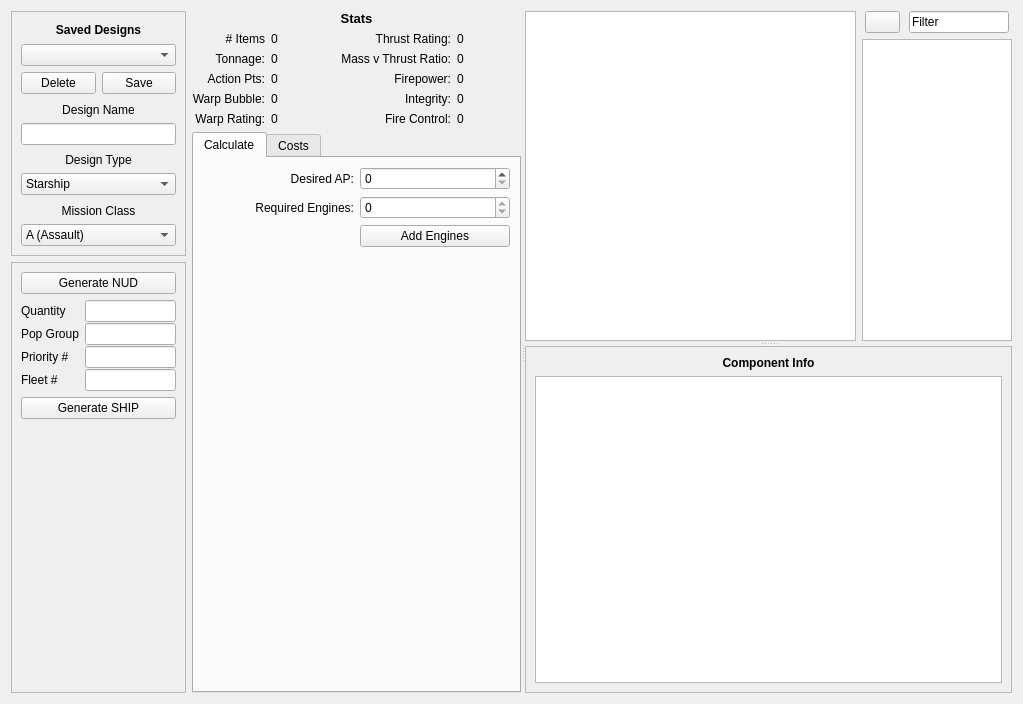
The window that ShipDesigner.ui (Ramblurr/SupernovaAssistant) describes before a commit, drawn with Qt 5.
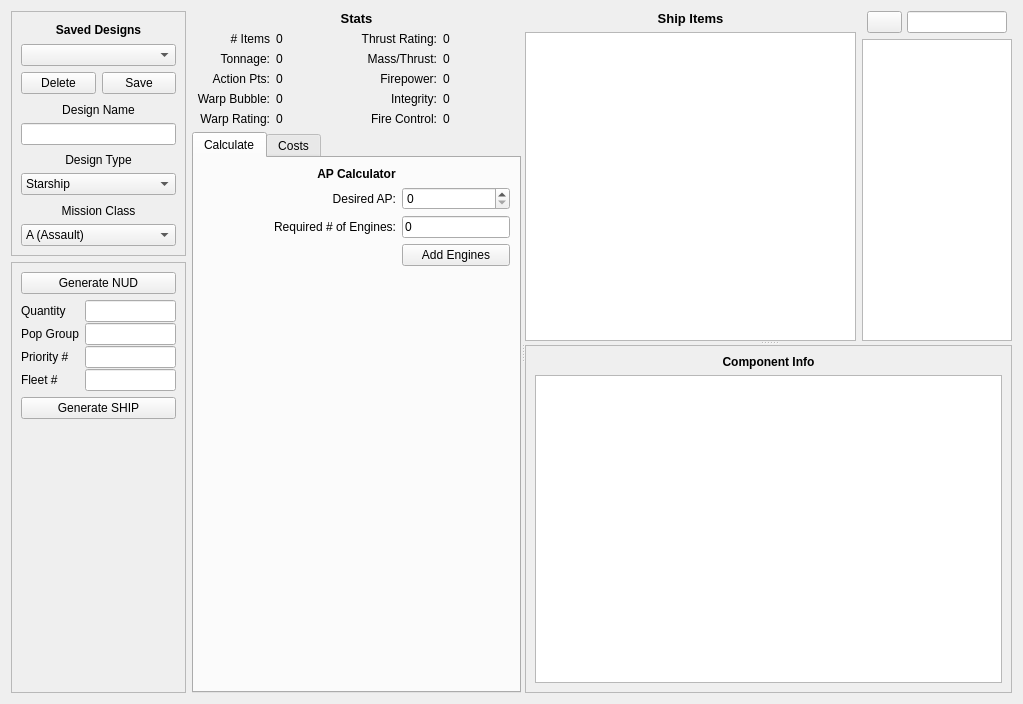
The same window after the commit. The open tabs and pages were chosen to show the change. Icons and pictures are not drawn.

Diff of the .ui file:
```diff
--- a/ShipDesigner.ui
+++ b/ShipDesigner.ui
@@ -13,7 +13,7 @@
   <property name="windowTitle">
    <string>Form</string>
   </property>
-  <layout class="QGridLayout" name="gridLayout">
+  <layout class="QGridLayout" name="gridLayout_5">
    <item row="0" column="0">
     <widget class="QFrame" name="frame">
      <property name="minimumSize">
@@ -331,7 +331,7 @@
          <item row="1" column="2">
           <widget class="QLabel" name="label_15">
            <property name="text">
-            <string>Mass v Thrust Ratio:</string>
+            <string>Mass/Thrust:</string>
            </property>
            <property name="alignment">
             <set>Qt::AlignRight|Qt::AlignTrailing|Qt::AlignVCenter</set>
@@ -425,7 +425,7 @@
            <string>Calculate</string>
           </attribute>
           <layout class="QGridLayout" name="gridLayout_4">
-           <item row="0" column="0">
+           <item row="1" column="0">
             <widget class="QLabel" name="label_4">
              <property name="text">
               <string>Desired AP:</string>
@@ -435,20 +435,26 @@
              </property>
             </widget>
            </item>
-           <item row="0" column="1">
+           <item row="1" column="1">
             <widget class="QSpinBox" name="desiredAPSpin"/>
            </item>
-           <item row="1" column="0">
+           <item row="2" column="0">
             <widget class="QLabel" name="label_17">
+             <property name="sizePolicy">
+              <sizepolicy hsizetype="MinimumExpanding" vsizetype="Preferred">
+               <horstretch>0</horstretch>
+               <verstretch>0</verstretch>
+              </sizepolicy>
+             </property>
              <property name="text">
-              <string>Required Engines:</string>
+              <string>Required # of Engines:</string>
              </property>
              <property name="alignment">
               <set>Qt::AlignRight|Qt::AlignTrailing|Qt::AlignVCenter</set>
              </property>
             </widget>
            </item>
-           <item row="4" column="1">
+           <item row="6" column="1">
             <spacer name="verticalSpacer_2">
              <property name="orientation">
               <enum>Qt::Vertical</enum>
@@ -461,20 +467,40 @@
              </property>
             </spacer>
            </item>
-           <item row="2" column="1">
+           <item row="4" column="1">
             <widget class="QPushButton" name="addEnginesBut">
              <property name="text">
               <string>Add Engines</string>
              </property>
             </widget>
            </item>
-           <item row="1" column="1">
-            <widget class="QSpinBox" name="reqEnginesSpin">
-             <property name="readOnly">
-              <bool>true</bool>
+           <item row="2" column="1">
+            <widget class="QLineEdit" name="lineEdit">
+             <property name="sizePolicy">
+              <sizepolicy hsizetype="Minimum" vsizetype="Fixed">
+               <horstretch>0</horstretch>
+               <verstretch>0</verstretch>
+              </sizepolicy>
              </property>
-             <property name="maximum">
-              <number>16777215</number>
+             <property name="text">
+              <string>0</string>
+             </property>
+            </widget>
+           </item>
+           <item row="0" column="0" colspan="2">
+            <widget class="QLabel" name="label_18">
+             <property name="font">
+              <font>
+               <pointsize>9</pointsize>
+               <weight>75</weight>
+               <bold>true</bold>
+              </font>
+             </property>
+             <property name="text">
+              <string>AP Calculator</string>
+             </property>
+             <property name="alignment">
+              <set>Qt::AlignCenter</set>
              </property>
             </widget>
            </item>
@@ -499,37 +525,39 @@
       </layout>
      </widget>
      <widget class="QSplitter" name="splitter">
-      <property name="frameShape">
-       <enum>QFrame::NoFrame</enum>
-      </property>
-      <property name="frameShadow">
-       <enum>QFrame::Plain</enum>
-      </property>
-      <property name="lineWidth">
-       <number>1</number>
-      </property>
       <property name="orientation">
        <enum>Qt::Vertical</enum>
       </property>
-      <property name="handleWidth">
-       <number>5</number>
-      </property>
-      <widget class="QWidget" name="layoutWidget">
-       <layout class="QHBoxLayout" name="horizontalLayout" stretch="100,0">
-        <item>
-         <widget class="QTableView" name="itemList">
-          <property name="horizontalScrollBarPolicy">
-           <enum>Qt::ScrollBarAlwaysOff</enum>
+      <widget class="QWidget" name="">
+       <layout class="QGridLayout" name="gridLayout">
+        <item row="0" column="0">
+         <widget class="QLabel" name="label_19">
+          <property name="font">
+           <font>
+            <pointsize>10</pointsize>
+            <weight>75</weight>
+            <bold>true</bold>
+           </font>
+          </property>
+          <property name="text">
+           <string>Ship Items</string>
           </property>
-          <attribute name="verticalHeaderVisible">
-           <bool>false</bool>
-          </attribute>
+          <property name="alignment">
+           <set>Qt::AlignCenter</set>
+          </property>
          </widget>
         </item>
-        <item>
-         <layout class="QVBoxLayout" name="verticalLayout_4">
-          <item>
+        <item row="0" column="1" rowspan="2">
            <layout class="QHBoxLayout" name="horizontalLayout_2">
+          <property name="spacing">
+           <number>0</number>
+          </property>
+          <property name="sizeConstraint">
+           <enum>QLayout::SetDefaultConstraint</enum>
+          </property>
+          <property name="rightMargin">
+           <number>0</number>
+          </property>
             <item>
              <widget class="QPushButton" name="addButton">
               <property name="maximumSize">
@@ -556,13 +584,23 @@
                </size>
               </property>
               <property name="inputMask">
-               <string>&lt;Filter&gt;; </string>
+             <string/>
               </property>
              </widget>
             </item>
            </layout>
           </item>
-          <item>
+        <item row="1" column="0" rowspan="2">
+         <widget class="QTableView" name="itemList">
+          <property name="horizontalScrollBarPolicy">
+           <enum>Qt::ScrollBarAlwaysOff</enum>
+          </property>
+          <attribute name="verticalHeaderVisible">
+           <bool>false</bool>
+          </attribute>
+         </widget>
+        </item>
+        <item row="2" column="1">
            <widget class="QTreeView" name="componentList">
             <property name="maximumSize">
              <size>
@@ -573,8 +611,6 @@
            </widget>
           </item>
          </layout>
-        </item>
-       </layout>
       </widget>
       <widget class="QFrame" name="componentInfoFrame">
        <property name="minimumSize">
```
Left out of the diff: 20 changed lines with no effect on the pictures. Lines whose indentation alone changed are shown as unchanged.
